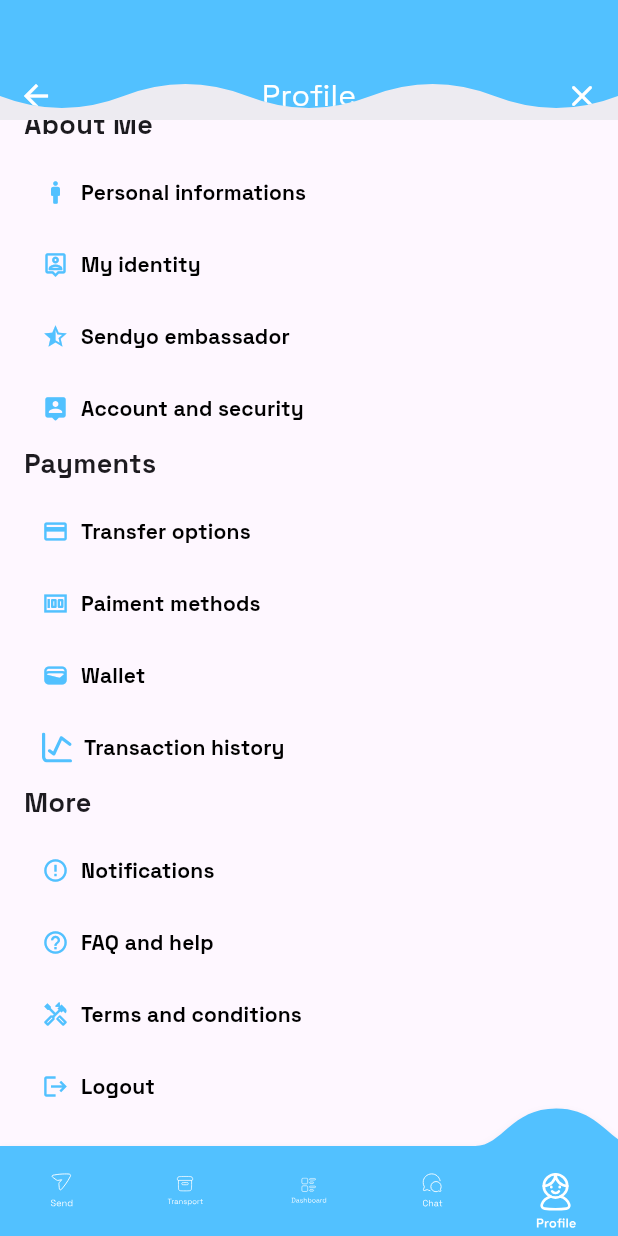
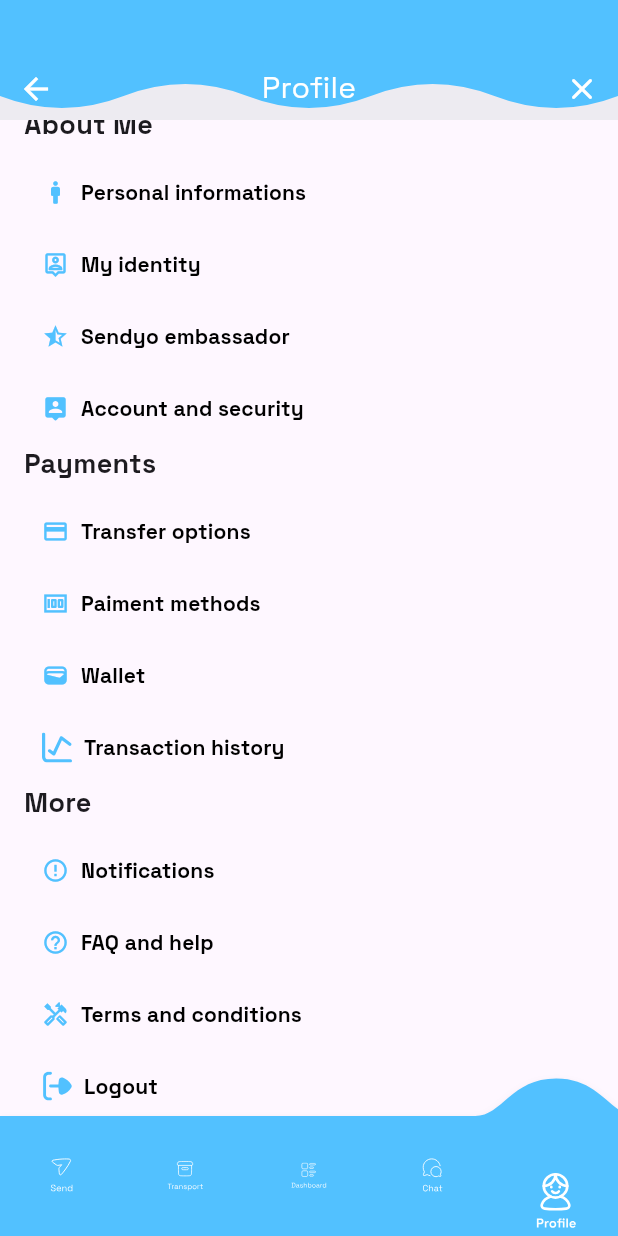
Before and after one commit to OmarHaoui/digitup_test, a Flutter app: the screen it shows after launch, scrolled down 550 dp, on a phone screen of 412 x 824 dp. Run offline on Flutter 3.47's test engine with Material 3 defaults, Android fonts, the phone set to English and light mode, and no system bars; drawn by our look-alikes of convex_bottom_bar; our stand-ins replace curved_navigation_bar, flutter_svg.

Commit message:
second commit

```diff
--- a/lib/view/home_page.dart
+++ b/lib/view/home_page.dart
@@ -27,11 +27,11 @@ class _ProfileScreenState extends State<ProfileScreen> {
     });
   }
 
-  var chatIcon = svgIcon2('assets/images/chat.svg');
-  var dashIcon = svgIcon2('assets/images/dashboard.svg');
-  var transIcon = svgIcon2('assets/images/trans.svg');
-  var sendIcon = svgIcon2('assets/images/send.svg');
-  var profileIcon = svgIcon2('assets/images/profile.svg');
+  var chatIcon = svgIcon2('assets/images/svg/chat.svg');
+  var dashIcon = svgIcon2('assets/images/svg/dashboard.svg');
+  var transIcon = svgIcon2('assets/images/svg/trans.svg');
+  var sendIcon = svgIcon2('assets/images/svg/send.svg');
+  var profileIcon = svgIcon2('assets/images/svg/profile.svg');
 
   @override
   Widget build(BuildContext context) {
@@ -39,23 +39,7 @@ class _ProfileScreenState extends State<ProfileScreen> {
       appBar: AppBar(
         toolbarHeight: 80,
         backgroundColor: Color(0xfff8f8f8),
-        // title: Text('Profile',
-        //     style: TextStyle(color: Colors.white, fontSize: 20)),
-        // centerTitle: true,
-        // leading: IconButton(
-        //   icon: Icon(Icons.arrow_back, color: Colors.white),
-        //   onPressed: () {
-        //     // Handle navigation to menu
-        //   },
-        // ),
-        // actions: [
-        //   IconButton(
-        //     icon: Icon(Icons.close_rounded, color: Colors.white),
-        //     onPressed: () {
-        //       // Handle navigation to settings
-        //     },
-        //   ),
-        // ],
+        //backgroundColor: Colors.transparent,
         flexibleSpace: ClipPath(
           clipper: ThreePeakWavesClipper(),
           child: Container(
@@ -64,7 +48,7 @@ class _ProfileScreenState extends State<ProfileScreen> {
             child: Column(
               children: [
                 Padding(
-                  padding: const EdgeInsets.only(top: 40.0),
+                  padding: const EdgeInsets.only(top: 35.0),
                   child: Row(
                     mainAxisAlignment: MainAxisAlignment.spaceBetween,
                     children: [
@@ -97,7 +81,6 @@ class _ProfileScreenState extends State<ProfileScreen> {
           Expanded(
             child: Column(
               children: [
-                //Image.asset('assets/images/waves.png'),
                 Expanded(
                   child: ListView(
                     children: [
@@ -273,9 +256,15 @@ class _ProfileScreenState extends State<ProfileScreen> {
                                                 right: 0.0,
                                                 left: 0.0,
                                                 child: Center(
+                                                  child: Container(
+                                                    decoration: BoxDecoration(
+                                                      shape: BoxShape.circle,
+                                                      border: Border.all(
+                                                          color: Colors.grey,
+                                                          width: 1.0),
+                                                    ),
                                                     child: IconButton(
                                                       style: ButtonStyle(
-                                                        //shape: MaterialStateProperty.all(),//TODO: MAKE BORDER
                                                           backgroundColor:
                                                               MaterialStateProperty
                                                                   .all(Colors
@@ -287,6 +276,7 @@ class _ProfileScreenState extends State<ProfileScreen> {
                                                         Icons.close_rounded,
                                                         color: Colors.grey,
                                                         size: 30.0,
+                                                      ),
                                                     ),
                                                   ),
                                                 ),
@@ -451,7 +441,7 @@ class _ProfileScreenState extends State<ProfileScreen> {
                               onPressed: () {},
                               child: Row(
                                 children: [
-                                  svgIcon('assets/images/MoneyGraph.svg'),
+                                  svgIcon('assets/images/svg/MoneyGraph.svg'),
                                   SizedBox(
                                       width:
                                           8.0), // Add some spacing between icon and text
@@ -532,7 +522,7 @@ class _ProfileScreenState extends State<ProfileScreen> {
                               onPressed: () {},
                               child: Row(
                                 children: [
-                                  Icon(Icons.logout, color: primaryColor),
+                                  svgIcon('assets/images/svg/logout.svg'),
                                   SizedBox(
                                       width:
                                           8.0), // Add some spacing between icon and text
@@ -560,7 +550,7 @@ class _ProfileScreenState extends State<ProfileScreen> {
         ],
       ),
       bottomNavigationBar: ConvexAppBar(
-        height: 60,
+        height: 80,
         onTap: _onItemTapped,
         activeColor: Color(0xff133BB7),
         style: TabStyle.react,
--- a/pubspec.yaml
+++ b/pubspec.yaml
@@ -64,6 +64,7 @@ flutter:
   # To add assets to your application, add an assets section, like this:
   assets:
     - assets/images/
+    - assets/images/svg/
 
   # An image asset can refer to one or more resolution-specific "variants", see
   # https://flutter.dev/assets-and-images/#resolution-aware
```
Also changed, not shown: assets/images/svg/MoneyGraph.svg (renamed from assets/images/MoneyGraph.svg), assets/images/svg/chat.svg (renamed from assets/images/chat.svg), assets/images/svg/dashboard.svg (renamed from assets/images/dashboard.svg), assets/images/svg/logout.svg (added), assets/images/svg/profile.svg (renamed from assets/images/profile.svg), assets/images/svg/send.svg (renamed from assets/images/send.svg), assets/images/svg/trans.svg (renamed from assets/images/trans.svg). Lines whose indentation alone changed are shown as unchanged.
